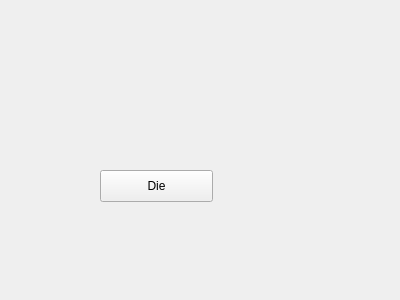
Qt form rs485.ui (solar05/InterfaceEmulator) before a commit.
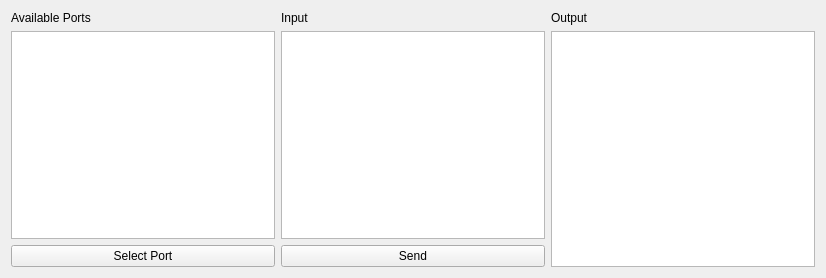
The same form after that commit.

Patch:
```diff
--- a/rs485.ui
+++ b/rs485.ui
@@ -6,26 +6,81 @@
    <rect>
     <x>0</x>
     <y>0</y>
-    <width>400</width>
-    <height>300</height>
+    <width>826</width>
+    <height>278</height>
    </rect>
   </property>
+  <property name="minimumSize">
+   <size>
+    <width>826</width>
+    <height>278</height>
+   </size>
+  </property>
   <property name="windowTitle">
    <string>Form</string>
   </property>
-  <widget class="QPushButton" name="pushButton">
-   <property name="geometry">
-    <rect>
-     <x>100</x>
-     <y>170</y>
-     <width>113</width>
-     <height>32</height>
-    </rect>
-   </property>
-   <property name="text">
-    <string>Die</string>
-   </property>
-  </widget>
+  <layout class="QGridLayout" name="gridLayout_2">
+   <item row="0" column="0">
+    <layout class="QGridLayout" name="gridLayout">
+     <item row="0" column="0">
+      <layout class="QVBoxLayout" name="verticalLayout">
+       <item>
+        <widget class="QLabel" name="label_2">
+         <property name="text">
+          <string>Available Ports</string>
+         </property>
+        </widget>
+       </item>
+       <item>
+        <widget class="QListWidget" name="listWidget"/>
+       </item>
+       <item>
+        <widget class="QPushButton" name="pushButton_2">
+         <property name="text">
+          <string>Select Port</string>
+         </property>
+        </widget>
+       </item>
+      </layout>
+     </item>
+     <item row="0" column="1">
+      <layout class="QVBoxLayout" name="verticalLayout_3">
+       <item>
+        <widget class="QLabel" name="label_3">
+         <property name="text">
+          <string>Input </string>
+         </property>
+        </widget>
+       </item>
+       <item>
+        <widget class="QTextEdit" name="textEdit_2"/>
+       </item>
+       <item>
+        <widget class="QPushButton" name="pushButton">
+         <property name="text">
+          <string>Send</string>
+         </property>
+        </widget>
+       </item>
+      </layout>
+     </item>
+     <item row="0" column="2">
+      <layout class="QVBoxLayout" name="verticalLayout_2">
+       <item>
+        <widget class="QLabel" name="label">
+         <property name="text">
+          <string>Output</string>
+         </property>
+        </widget>
+       </item>
+       <item>
+        <widget class="QTextEdit" name="textEdit"/>
+       </item>
+      </layout>
+     </item>
+    </layout>
+   </item>
+  </layout>
  </widget>
  <resources/>
  <connections/>
```
